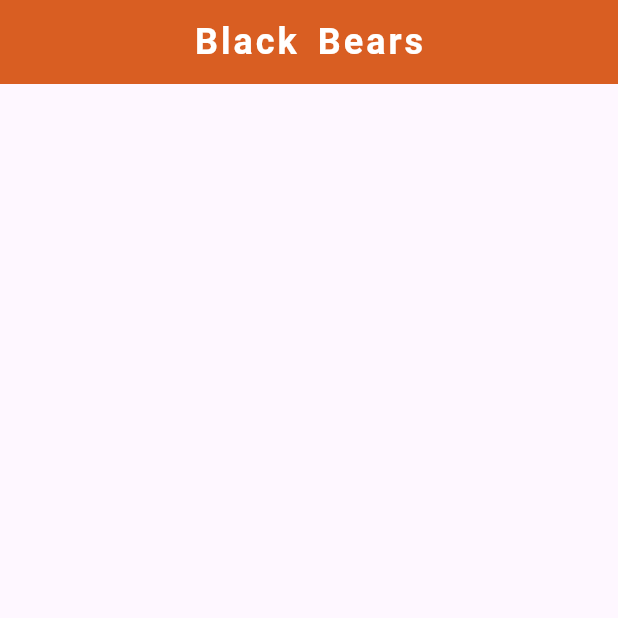
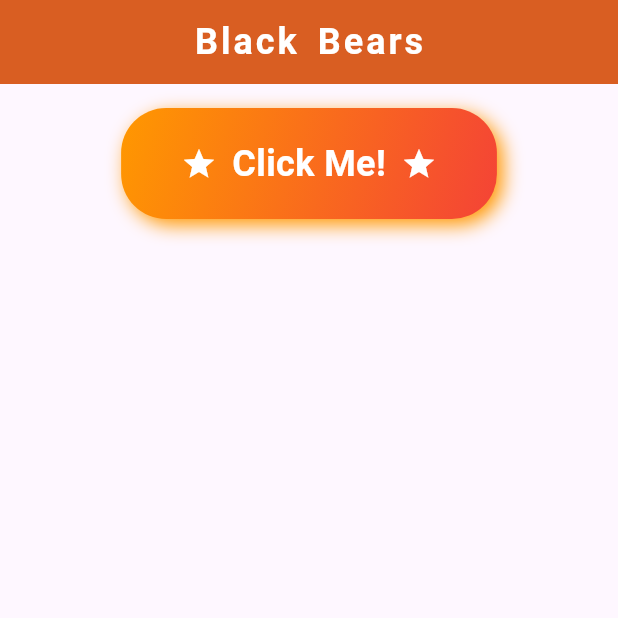
Before and after one commit to AnuragNishad12/MiniMinds, a Flutter app: the screen it shows after launch, on a phone screen of 412 x 824 dp, the top half of it. Run offline on Flutter 3.47's test engine with Material 3 defaults, Android fonts, the phone set to English and light mode, and no system bars; our stand-ins replace audioplayers, firebase_core, firebase_storage, google_fonts; accounts and stored records are empty; Roboto replaces fonts that are missing (Comic Sans MS).

Commit message:
Some Changes In Bear.dart

```diff
--- a/lib/EnglishComponents/Animals/EnglishComponents/Animals/AnimalDetailsPage/AnimalsPage/Bears.dart
+++ b/lib/EnglishComponents/Animals/EnglishComponents/Animals/AnimalDetailsPage/AnimalsPage/Bears.dart
@@ -3,9 +3,6 @@ import 'package:google_fonts/google_fonts.dart';
 
 class BlackBears extends StatefulWidget {
   const BlackBears({super.key});
-
-
-
 
 
   @override
@@ -33,7 +30,62 @@ class _BlackBearsState extends State<BlackBears> {
             ),
           ),
         ),
-      // body: ,
+      body:Row(
+        mainAxisAlignment: MainAxisAlignment.center,
+        children: [
+          Padding(padding: const EdgeInsets.all(16.0),
+            child:GestureDetector(
+              onTap: (){},
+              child: Container(
+                decoration: BoxDecoration(
+                  color: Colors.yellow,
+                  borderRadius: BorderRadius.circular(30),
+                  boxShadow: [
+                    BoxShadow(
+                      color: Colors.orange,
+                      offset: Offset(4, 4),
+                      blurRadius: 10,
+                    ),
+                  ],
+                  gradient: LinearGradient(
+                    colors: [Colors.orange, Colors.red],
+                    begin: Alignment.topLeft,
+                    end: Alignment.bottomRight,
+                  ),
+                ),
+                padding: EdgeInsets.symmetric(horizontal: 40, vertical: 20),
+                child: Row(
+                  mainAxisSize: MainAxisSize.min, // Ensure Row's width is just enough for its children
+                  children: [
+                    Icon(
+                      Icons.star,
+                      color: Colors.white,
+                      size: 24,
+                    ),
+                    SizedBox(width: 10),
+                    Text(
+                      'Click Me!',
+                      style: TextStyle(
+                        fontSize: 24,
+                        fontWeight: FontWeight.bold,
+                        color: Colors.white,
+                        fontFamily: 'Comic Sans MS',
+                      ),
+                    ),
+                    SizedBox(width: 10),
+                    Icon(
+                      Icons.star,
+                      color: Colors.white,
+                      size: 24,
+                    ),
+                  ],
+                ),
+              ) ,
+            )
+    ),
+        ],
+      )
+
     );
   }
 }
```
